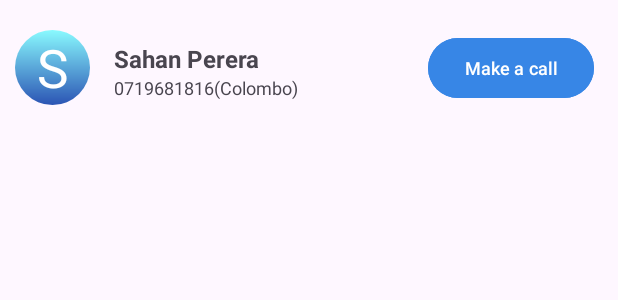
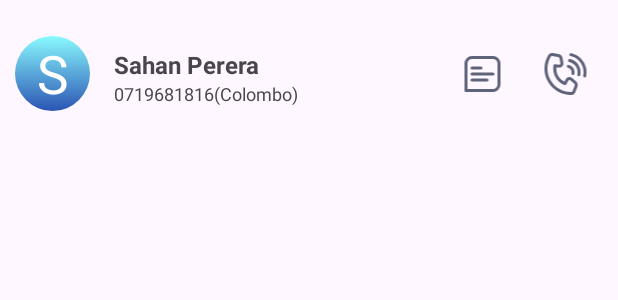
Before and after one commit to ravi1280/Contact-Keeper-Android, an Android app: the layout contact_item.xml on its own in the app's theme, with its tools: preview values and no code run, on a phone screen of 412 x 824 dp. Shown: the top 300 px of the screen. Run offline under Robolectric (Android 15) with nearby library versions, the phone set to English and light mode, and no system bars.

Commit message:
Update Call and Message Function

```diff
--- a/App13/app/src/main/java/com/example/app13/ViewActivity.java
+++ b/App13/app/src/main/java/com/example/app13/ViewActivity.java
@@ -100,6 +100,8 @@ class contactAdapter extends RecyclerView.Adapter<contactAdapter.contactViewHold
         TextView textViewName;
         TextView textViewMobileCity;
         Button call;
+        ImageView callImage;
+        ImageView smsImage;
 
         public contactViewHolder(@NonNull View itemView) {
             super(itemView);
@@ -107,7 +109,8 @@ class contactAdapter extends RecyclerView.Adapter<contactAdapter.contactViewHold
             textViewLetter = itemView.findViewById(R.id.textView01);
             textViewName = itemView.findViewById(R.id.textView02);
             textViewMobileCity = itemView.findViewById(R.id.textView03);
-            call = itemView.findViewById(R.id.callButton);
+            callImage = itemView.findViewById(R.id.imageCall);
+            smsImage = itemView.findViewById(R.id.imageSms);
         }
     }
 
@@ -134,12 +137,25 @@ class contactAdapter extends RecyclerView.Adapter<contactAdapter.contactViewHold
         holder.textViewName.setText(contact.getFirstName()+" "+contact.getLastName());
         holder.textViewMobileCity.setText(contact.getMobile()+" ("+contact.getCity()+") ");
 
-        holder.call.setOnClickListener(new View.OnClickListener() {
+        holder.callImage.setOnClickListener(new View.OnClickListener() {
             @Override
             public void onClick(View view) {
                 Intent i = new Intent(Intent.ACTION_DIAL);
                 i.setData(Uri.parse("tel:"+contact.getMobile()));
                 view.getContext().startActivity(i);
+
+            }
+        });
+        holder.smsImage.setOnClickListener(new View.OnClickListener() {
+            @Override
+            public void onClick(View view) {
+                Intent intent = new Intent(Intent.ACTION_SENDTO);
+                intent.setData(Uri.parse("smsto:" + contact.getMobile())); // Replace contact.getMobile() with the desired phone number
+                intent.putExtra("sms_body", "Hello! Start Your Conversation."); // Optional: Pre-fill the SMS body
+
+
+                    view.getContext().startActivity(intent);
+
 
             }
         });
--- /dev/null
+++ b/App13/app/src/main/res/drawable/call22_phone_ui_2_svgrepo_com.xml
@@ -0,0 +1,30 @@
+<vector xmlns:android="http://schemas.android.com/apk/res/android"
+    android:width="800dp"
+    android:height="800dp"
+    android:viewportWidth="32"
+    android:viewportHeight="32">
+  <path
+      android:pathData="m17.855,9.896a1,1 0,0 0,-0.926 0.793,1 1,0 0,0 0.773,1.184c1.633,0.344 2.66,1.922 2.316,3.555a1,1 0,0 0,0.773 1.184,1 1,0 0,0 1.184,-0.771c0.567,-2.691 -1.171,-5.357 -3.861,-5.924a1,1 0,0 0,-0.26 -0.02z"
+      android:strokeLineJoin="round"
+      android:fillColor="#5F6379"
+      android:fillType="evenOdd"
+      android:strokeLineCap="round"/>
+  <path
+      android:pathData="m18.627,5.986a1,1 0,0 0,-0.871 0.789,1 1,0 0,0 0.771,1.184c3.795,0.799 6.206,4.498 5.406,8.293a1,1 0,0 0,0.773 1.186,1 1,0 0,0 1.184,-0.773c1.022,-4.852 -2.099,-9.64 -6.951,-10.662a1,1 0,0 0,-0.313 -0.016z"
+      android:strokeLineJoin="round"
+      android:fillColor="#5F6379"
+      android:fillType="evenOdd"
+      android:strokeLineCap="round"/>
+  <path
+      android:pathData="m19.373,2.084a1,1 0,0 0,-0.793 0.777,1 1,0 0,0 0.771,1.184c5.956,1.255 9.751,7.075 8.496,13.031a1,1 0,0 0,0.773 1.186,1 1,0 0,0 1.184,-0.773c1.478,-7.014 -3.027,-13.923 -10.041,-15.4a1,1 0,0 0,-0.391 -0.004z"
+      android:strokeLineJoin="round"
+      android:fillColor="#5F6379"
+      android:fillType="evenOdd"
+      android:strokeLineCap="round"/>
+  <path
+      android:pathData="m6.98,2.012c-0.985,-0.018 -1.902,0.433 -2.451,1.344 -3.29,5.452 -3.39,12.298 -0.182,17.873a1,1 0,0 0,0.002 0.006c3.237,5.559 9.23,8.892 15.607,8.775 1.215,-0.022 2.151,-0.759 2.572,-1.834l1.438,-3.668c0.515,-1.314 0.122,-2.822 -0.969,-3.717l-2.58,-2.115c-1.328,-1.089 -3.36,-0.724 -4.227,0.758l-0.967,1.65c-1.645,-0.859 -3.115,-2.085 -4.09,-3.766v-0.002c-1.02,-1.766 -1.331,-3.747 -1.197,-5.684l1.83,0.117c1.709,0.11 3.112,-1.443 2.83,-3.133l-0.547,-3.279c-0.232,-1.392 -1.339,-2.483 -2.734,-2.695l-3.91,-0.594c-0.143,-0.022 -0.285,-0.035 -0.426,-0.037zM7.105,4.025 L11.016,4.621c0.547,0.083 0.971,0.501 1.063,1.047l0.547,3.279c0.077,0.464 -0.261,0.837 -0.73,0.807l-2.889,-0.186a1,1 0,0 0,-1.051 0.84c-0.424,2.652 0.032,5.457 1.449,7.91a1,1 0,0 0,0 0.002c1.354,2.334 3.421,4.077 5.787,5.066a1,1 0,0 0,1.248 -0.418l1.479,-2.527c0.265,-0.453 0.827,-0.554 1.232,-0.221l2.578,2.117c0.427,0.35 0.576,0.925 0.375,1.439l-1.436,3.668c-0.069,0.177 -0.618,0.562 -0.746,0.564 -5.658,0.103 -10.972,-2.851 -13.844,-7.783 -2.843,-4.945 -2.752,-11.004 0.164,-15.836 0.066,-0.11 0.675,-0.394 0.863,-0.365z"
+      android:strokeLineJoin="round"
+      android:fillColor="#5F6379"
+      android:fillType="evenOdd"
+      android:strokeLineCap="round"/>
+</vector>
--- /dev/null
+++ b/App13/app/src/main/res/drawable/sms_organizer_svgrepo_com.xml
@@ -0,0 +1,18 @@
+<vector xmlns:android="http://schemas.android.com/apk/res/android"
+    android:width="800dp"
+    android:height="800dp"
+    android:viewportWidth="192"
+    android:viewportHeight="192">
+  <path
+      android:pathData="M30,54c0,-13.26 10.74,-24 24,-24h84c13.26,0 24,10.74 24,24v84c0,13.26 -10.74,24 -24,24H30V54Z"
+      android:strokeLineJoin="round"
+      android:strokeWidth="12"
+      android:fillColor="#00000000"
+      android:strokeColor="#5F6379"/>
+  <path
+      android:pathData="M54,96h84m-84,24h60M54,72h36"
+      android:strokeWidth="12"
+      android:fillColor="#5F6379"
+      android:strokeColor="#5F6379"
+      android:strokeLineCap="round"/>
+</vector>
--- a/App13/app/src/main/res/layout/contact_item.xml
+++ b/App13/app/src/main/res/layout/contact_item.xml
@@ -31,24 +31,12 @@
         app:layout_constraintTop_toBottomOf="@+id/textView02"
         app:layout_constraintVertical_bias="0.0" />
 
-    <Button
-        android:id="@+id/callButton"
-        android:layout_width="wrap_content"
-        android:layout_height="wrap_content"
-        android:layout_marginEnd="16dp"
-        android:backgroundTint="@color/b1"
-        android:text="Make a call"
-        android:textSize="12sp"
-        app:layout_constraintBottom_toBottomOf="@+id/frameLayout"
-        app:layout_constraintEnd_toEndOf="parent"
-        app:layout_constraintTop_toTopOf="@+id/frameLayout" />
-
     <FrameLayout
         android:id="@+id/frameLayout"
         android:layout_width="50dp"
         android:layout_height="50dp"
         android:layout_marginStart="10dp"
-        android:layout_marginTop="20dp"
+        android:layout_marginTop="24dp"
         app:layout_constraintStart_toStartOf="parent"
         app:layout_constraintTop_toTopOf="parent">
 
@@ -70,4 +58,24 @@
 
     </FrameLayout>
 
+    <ImageView
+        android:id="@+id/imageSms"
+        android:layout_width="50dp"
+        android:layout_height="32dp"
+        android:layout_marginEnd="5dp"
+        app:layout_constraintBottom_toBottomOf="@+id/frameLayout"
+        app:layout_constraintEnd_toStartOf="@+id/imageCall"
+        app:layout_constraintTop_toTopOf="@+id/frameLayout"
+        app:srcCompat="@drawable/sms_organizer_svgrepo_com" />
+
+    <ImageView
+        android:id="@+id/imageCall"
+        android:layout_width="50dp"
+        android:layout_height="32dp"
+        android:layout_marginEnd="10dp"
+        app:layout_constraintBottom_toBottomOf="@+id/frameLayout"
+        app:layout_constraintEnd_toEndOf="parent"
+        app:layout_constraintTop_toTopOf="@+id/frameLayout"
+        app:srcCompat="@drawable/call22_phone_ui_2_svgrepo_com" />
+
 </androidx.constraintlayout.widget.ConstraintLayout>
```
